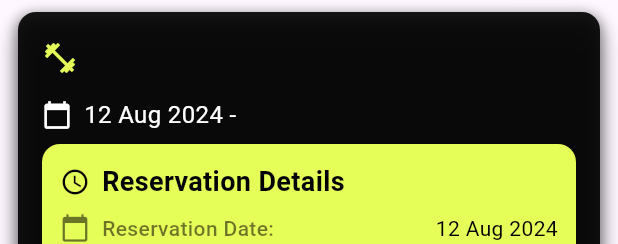
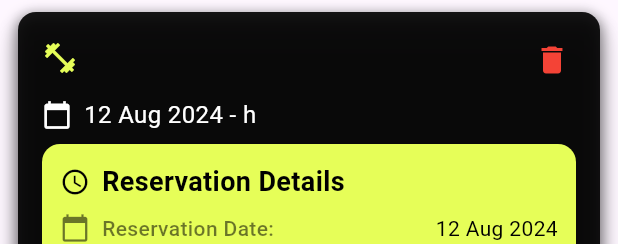
Before and after one commit to sandrakovacevicc/FitnessSystem-Flutter-Mobile, a Flutter app: the ReservationCard widget shown alone on an empty page, opened directly with empty values, on a phone screen of 412 x 824 dp. Shown: the top 244 px of the screen. Run offline on Flutter 3.47's test engine with Material 3 defaults, Android fonts, the phone set to English and light mode, and no system bars; our stand-ins replace curved_navigation_bar, hexcolor, jwt_decoder, shared_preferences; accounts and stored records are empty; network calls fail.

Commit message:
design changes and reservations changed

```diff
--- a/lib/screens/training_program.dart
+++ b/lib/screens/training_program.dart
@@ -338,9 +338,9 @@ class _SessionDetailPageState extends State<SessionDetailPage> {
 
   Icon getLevelIcon(String trainingProgramType) {
     return {
-      'Beginner': const Icon(Icons.trending_up, color: Colors.green),
-      'Intermediate': const Icon(Icons.trending_flat, color: Colors.orange),
-      'Advanced': const Icon(Icons.trending_down, color: Colors.red),
+      'beginner': const Icon(Icons.emoji_people, color: Colors.green),
+      'intermediate': const Icon(Icons.directions_run, color: Colors.orange),
+      'advanced': const Icon(Icons.sports_gymnastics, color: Colors.red),
     }[trainingProgramType] ?? const Icon(Icons.help, color: Colors.grey);
   }
 }
--- a/lib/widgets/global_reservation_card.dart
+++ b/lib/widgets/global_reservation_card.dart
@@ -8,6 +8,8 @@ class ReservationCard extends StatelessWidget {
   final DateTime reservationDate;
   final String time;
   final String status;
+  final int reservationId;
+  final VoidCallback onDelete;
 
   const ReservationCard({
     super.key,
@@ -17,6 +19,8 @@ class ReservationCard extends StatelessWidget {
     required this.reservationDate,
     required this.time,
     required this.status,
+    required this.reservationId,
+    required this.onDelete,
   });
 
   @override
@@ -28,7 +32,10 @@ class ReservationCard extends StatelessWidget {
         borderRadius: BorderRadius.circular(12),
       ),
       color: Colors.black.withOpacity(0.9),
-      child: Container(
+      child: Stack(
+        children: [
+          // Card Content
+          Container(
             decoration: BoxDecoration(
               borderRadius: BorderRadius.circular(12),
               boxShadow: [
@@ -48,7 +55,7 @@ class ReservationCard extends StatelessWidget {
                   // Training Program Name with Icon
                   Row(
                     children: [
-                  Icon(
+                      const Icon(
                         Icons.fitness_center,
                         color: Color(0xFFE6FE58),
                         size: 24,
@@ -71,7 +78,7 @@ class ReservationCard extends StatelessWidget {
                   // Training Date and Time with Icon
                   Row(
                     children: [
-                  Icon(
+                      const Icon(
                         Icons.calendar_today,
                         color: Colors.white,
                         size: 20,
@@ -79,7 +86,7 @@ class ReservationCard extends StatelessWidget {
                       const SizedBox(width: 8),
                       Expanded(
                         child: Text(
-                      '${DateFormat('d MMM yyyy').format(trainingDate)} - $trainingTime',
+                          '${DateFormat('d MMM yyyy').format(trainingDate)} - ${trainingTime}h',
                           style: const TextStyle(
                             fontSize: 16,
                             color: Colors.white,
@@ -100,15 +107,15 @@ class ReservationCard extends StatelessWidget {
                     child: Column(
                       crossAxisAlignment: CrossAxisAlignment.start,
                       children: [
-                    Row(
+                        const Row(
                           children: [
                             Icon(
                               Icons.schedule,
                               color: Colors.black,
                               size: 20,
                             ),
-                        const SizedBox(width: 8),
-                        const Text(
+                            SizedBox(width: 8),
+                            Text(
                               'Reservation Details',
                               style: TextStyle(
                                 fontSize: 18,
@@ -135,7 +142,9 @@ class ReservationCard extends StatelessWidget {
                           style: TextStyle(
                             fontSize: 16,
                             fontWeight: FontWeight.bold,
-                        color: status == 'reserved' ? Colors.green : Colors.redAccent,
+                            color: status == 'reserved'
+                                ? Colors.green
+                                : Colors.redAccent,
                           ),
                         ),
                       ],
@@ -145,10 +154,23 @@ class ReservationCard extends StatelessWidget {
               ),
             ),
           ),
+
+          // Delete Button
+          Positioned(
+            top: 8,
+            right: 8,
+            child: IconButton(
+              icon: const Icon(Icons.delete, color: Colors.red),
+              onPressed: onDelete,
+            ),
+          ),
+        ],
+      ),
     );
   }
 
-  Widget _buildInfoRow({required IconData icon, required String label, required String value}) {
+  Widget _buildInfoRow(
+      {required IconData icon, required String label, required String value}) {
     return Row(
       children: [
         Icon(
```
Also changed, not shown: lib/screens/reservations.dart (+33 -8 lines), lib/services/reservation_service.dart (+18 -0 lines). Lines whose indentation alone changed are shown as unchanged.
